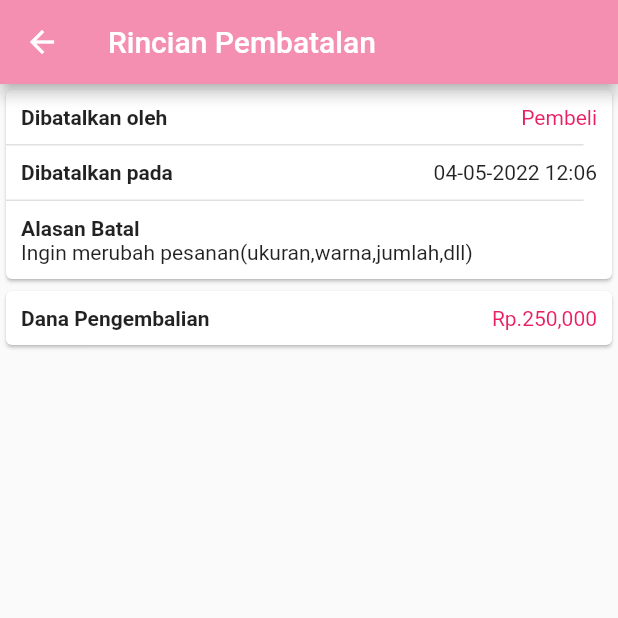
After one commit to mnurs/klinikku, a Flutter app: the RincianPembatalan screen opened directly, on a phone screen of 412 x 824 dp, the top half of it. The commit adds this screen. Run offline on Flutter 3.47's test engine with Material 2 defaults, Android fonts, the phone set to English and light mode, and no system bars; our stand-ins replace card_swiper, image_picker, rflutter_alert; missing offline and left inert: clipboard.

Commit message:
membuat halaman rincian pembatalan

```diff
--- /dev/null
+++ b/lib/detail_histori/rincian_pembatalan.dart
@@ -0,0 +1,153 @@
+import 'package:flutter/material.dart';
+import 'package:klinikku/config/currency_format.dart';
+
+class RincianPembatalan extends StatefulWidget {
+  @override
+  _RincianPembatalanState createState() => _RincianPembatalanState();
+}
+
+class _RincianPembatalanState extends State<RincianPembatalan> {
+
+  Widget underline(){
+    return  Row(
+      crossAxisAlignment: CrossAxisAlignment.end,
+      children: <Widget>[
+        Container(
+          width: MediaQuery.of(context).size.width/1.07,
+          decoration: BoxDecoration(
+            border: Border(
+              bottom: BorderSide( //                   <--- left side
+                color: Colors.black12,
+                width: 1.0,
+              ),
+            ),
+          ),
+        ) ,
+      ],
+    );
+  }
+
+  @override
+  Widget build(BuildContext context) {
+    return Scaffold(
+        appBar: AppBar(
+          title: Text("Rincian Pembatalan"),
+          backgroundColor: Colors.pink[200],
+          leading: IconButton(icon: Icon(Icons.arrow_back) , onPressed: (){
+            Navigator.pop(context);
+          }),
+        ),
+        body:  new SingleChildScrollView(
+          child:  new SafeArea(
+              child: new Container(
+                child: Column(
+                  children: <Widget>[
+                    Card(
+                        child: Column(
+                          children: <Widget>[
+                            Padding(padding: EdgeInsets.only(top: 10)),
+                            Row(
+                              children: <Widget>[
+                                Padding(padding: EdgeInsets.only(left: 10)),
+                                Expanded(
+                                    child: Container(
+                                        child: Text("Dibatalkan oleh",style: TextStyle(
+                                          fontWeight: FontWeight.bold,
+                                        ))
+                                    )
+                                ),
+                                Expanded(
+                                    child: Container(
+                                        padding: EdgeInsets.only(right: 10),
+                                        child: Text("Pembeli",textAlign: TextAlign.right,style: TextStyle(
+                                            color: Colors.pink
+                                        ),)
+                                    )
+                                ),
+                              ],
+                            ),
+                            Padding(padding: EdgeInsets.only(top: 10)),
+                            underline(),
+                            Padding(padding: EdgeInsets.only(top: 10)),
+                            Row(
+                              children: <Widget>[
+                                Padding(padding: EdgeInsets.only(left: 10)),
+                                Expanded(
+                                    child: Container(
+                                        child: Text("Dibatalkan pada",style: TextStyle(
+                                          fontWeight: FontWeight.bold,
+                                        ))
+                                    )
+                                ),
+                                Expanded(
+                                    child: Container(
+                                        padding: EdgeInsets.only(right: 10),
+                                        child: Text("04-05-2022 12:06",textAlign: TextAlign.right,)
+                                    )
+                                ),
+                              ],
+                            ),
+                            Padding(padding: EdgeInsets.only(top: 10)),
+                            underline(),
+                            Padding(padding: EdgeInsets.only(top: 10)),
+                            Row(
+                              children: <Widget>[
+                                Padding(padding: EdgeInsets.only(left: 10)),
+                                Expanded(
+                                    child: Container(
+                                        child: Text("Alasan Batal",textAlign: TextAlign.left,style: TextStyle(
+                                            fontWeight: FontWeight.bold
+                                        ),)
+                                    )
+                                ),
+                              ],
+                            ),
+                            Row(
+                              children: <Widget>[
+                                Padding(padding: EdgeInsets.only(left: 10)),
+                                Expanded(
+                                    child: Container(
+                                        child: Text("Ingin merubah pesanan(ukuran,warna,jumlah,dll)",textAlign: TextAlign.left)
+                                    )
+                                ),
+                              ],
+                            ),
+                            Padding(padding: EdgeInsets.only(bottom: 10)),
+                          ],
+                        )
+                    ),
+                    Card(
+                        child: Column(
+                          children: <Widget>[
+
+                            Padding(padding: EdgeInsets.only(top: 10)),
+                            Row(
+                              children: <Widget>[
+                                Padding(padding: EdgeInsets.only(left: 10)),
+                                Expanded(
+                                    child: Container(
+                                        child: Text("Dana Pengembalian",style: TextStyle(
+                                          fontWeight: FontWeight.bold,
+                                        ))
+                                    )
+                                ),
+                                Expanded(
+                                    child: Container(
+                                      padding: EdgeInsets.only(right: 10),
+                                      child: Text("Rp."+ FormatCurrency.Currency("250000").toString(),style: TextStyle(color: Colors.pink),textAlign: TextAlign.right,),
+                                    )
+                                ),
+                              ],
+                            ),
+                            Padding(padding: EdgeInsets.only(bottom: 10)),
+                          ],
+                        )
+                    )
+                  ],
+                ),
+              )
+          ),
+        )
+    );
+  }
+}
--- a/lib/detail_histori/rincian_pesanan.dart
+++ b/lib/detail_histori/rincian_pesanan.dart
@@ -3,6 +3,7 @@ import 'package:flutter/material.dart';
 import 'package:intl/intl.dart';
 import 'package:klinikku/config/config.dart';
 import 'package:klinikku/config/currency_format.dart';
+import 'package:klinikku/detail_histori/rincian_pembatalan.dart';
 import 'package:klinikku/history/index.dart';
 import 'package:klinikku/pembayaran/keranjang.dart';
 import 'package:klinikku/pembayaran/konfirmasi.dart';
@@ -1288,7 +1289,7 @@ class _RincianPesananState extends State<RincianPesanan>{
             child: Container(
                 child: FlatButton(
                   onPressed: (){
-                    // Navigator.push(context, MaterialPageRoute(builder: (context) => RincianPembatalan()));
+                    Navigator.push(context, MaterialPageRoute(builder: (context) => RincianPembatalan()));
                   },
                   child: Text("Rincian Pembatalan",style: TextStyle(color: Colors.pink),),
                   shape: RoundedRectangleBorder(side: BorderSide(
```
